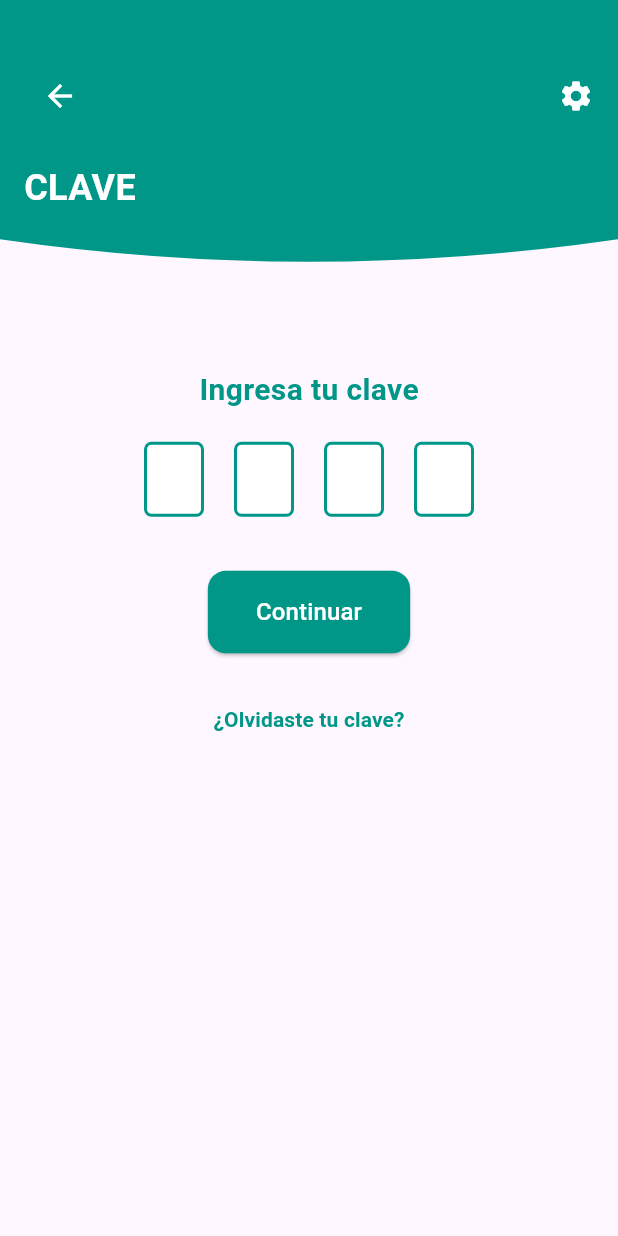
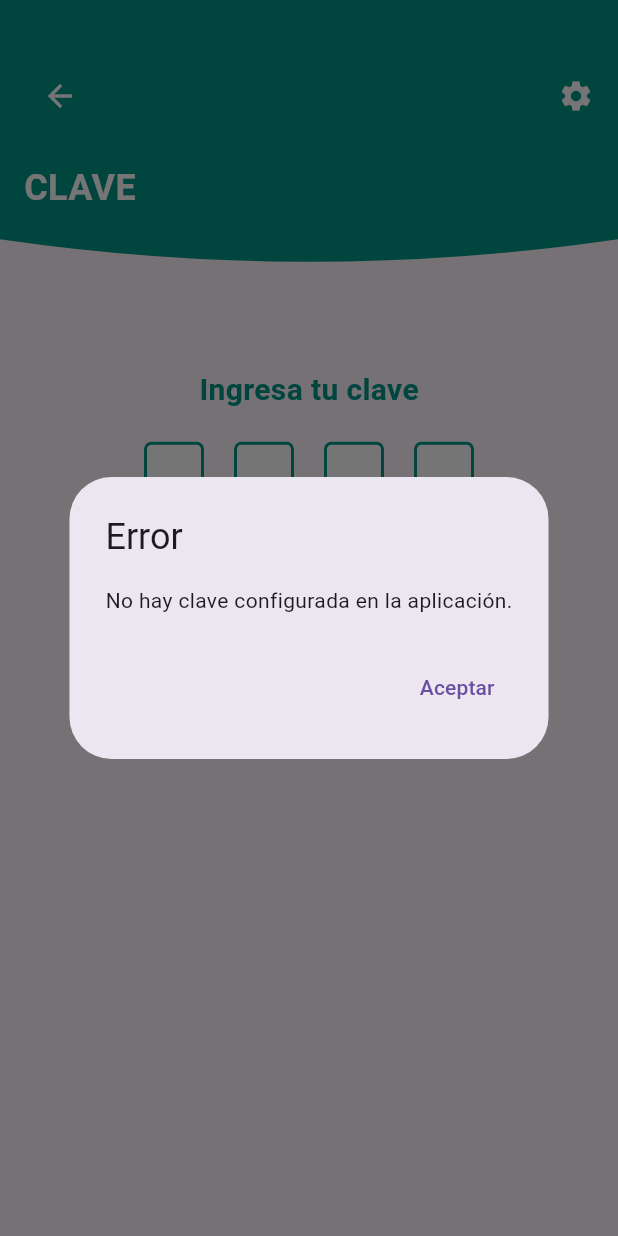
Before and after one commit to Jhosep2022/app_transfer, a Flutter app: the ClaveScreen screen opened directly, after a tap on "Continuar", on a phone screen of 412 x 824 dp. Run offline on Flutter 3.47's test engine with Material 3 defaults, Android fonts, the phone set to English and light mode, and no system bars; drawn by our look-alikes of pin_code_fields; our stand-ins replace connectivity_plus, flutter_map, flutter_screenutil, flutter_secure_storage, geolocator, latlong2 and 2 more; missing offline and left inert: flutter_inappwebview, qr_code_scanner_plus; accounts and stored records are empty; project files that could hold a hidden picture were left out.

Commit message:
clave local

```diff
--- a/lib/screens/clave_screen.dart
+++ b/lib/screens/clave_screen.dart
@@ -1,11 +1,49 @@
 import 'package:flutter/material.dart';
+import 'package:shared_preferences/shared_preferences.dart';
 import 'package:transfer_app/components/inverted_header_clipper.dart';
 import 'package:transfer_app/screens/propietario_screen.dart';
 import 'package:pin_code_fields/pin_code_fields.dart';
 
 class ClaveScreen extends StatelessWidget {
+  Future<String?> _obtenerClaveLocal() async {
+    final SharedPreferences prefs = await SharedPreferences.getInstance();
+    return prefs.getString('clave_local'); // Obtener la clave almacenada
+  }
+
+  void _verificarClave(BuildContext context, String claveIngresada) async {
+    String? claveLocal = await _obtenerClaveLocal();
+    if (claveLocal == null) {
+      _mostrarDialogo(context, 'Error', 'No hay clave configurada en la aplicación.');
+    } else if (claveIngresada == claveLocal) {
+      Navigator.push(
+        context,
+        MaterialPageRoute(builder: (context) => PropietarioScreen()),
+      );
+    } else {
+      _mostrarDialogo(context, 'Clave incorrecta', 'La clave ingresada no coincide.');
+    }
+  }
+
+  void _mostrarDialogo(BuildContext context, String titulo, String mensaje) {
+    showDialog(
+      context: context,
+      builder: (context) => AlertDialog(
+        title: Text(titulo),
+        content: Text(mensaje),
+        actions: [
+          TextButton(
+            onPressed: () => Navigator.of(context).pop(),
+            child: Text('Aceptar'),
+          ),
+        ],
+      ),
+    );
+  }
+
   @override
   Widget build(BuildContext context) {
+    String claveIngresada = ""; // Variable para almacenar la clave ingresada
+
     return Scaffold(
       body: SingleChildScrollView(
         child: Column(
@@ -89,22 +127,19 @@ class ClaveScreen extends StatelessWidget {
                       backgroundColor: Colors.transparent,
                       enableActiveFill: true,
                       onCompleted: (v) {
-                        Navigator.push(
-                          context,
-                          MaterialPageRoute(builder: (context) => PropietarioScreen()),
-                        );
+                        claveIngresada = v; // Almacena la clave ingresada
+                        _verificarClave(context, claveIngresada); // Verifica la clave ingresada
                       },
                       onChanged: (value) {
-                        print(value);
+                        claveIngresada = value; // Actualiza la clave conforme se escribe
                       },
                     ),
                   ),
 
-
                   SizedBox(height: 20),
                   ElevatedButton(
                     onPressed: () {
-                      // Esto es opcional, si quisieras que también haya un botón para continuar
+                      _verificarClave(context, claveIngresada); // Verifica la clave al presionar el botón
                     },
                     child: Text(
                       'Continuar',
```
